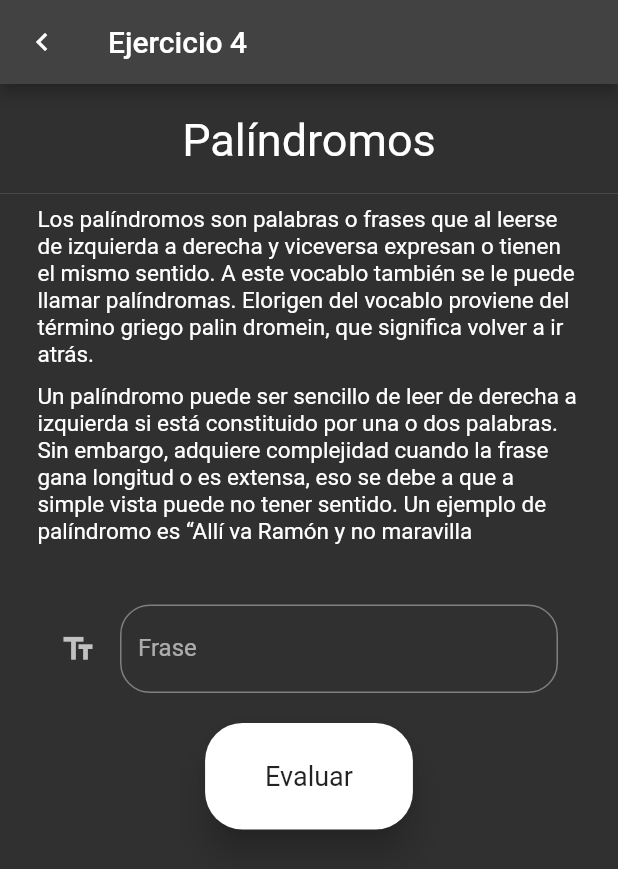
After one commit to lordivanba/Actividad2_P1, a Flutter app: the Ejercicio4Page screen opened by its route, on a phone screen of 412 x 824 dp. The commit adds this screen. Shown: the top 869 px of the screen. Run offline on Flutter 3.47's test engine with Material 2 defaults, Android fonts, the phone set to English and light mode, and no system bars; our stand-ins replace font_awesome_flutter; missing offline and left inert: dart:html.

Commit message:
fourth commit

```diff
--- a/lib/src/pages/ejercicio1.dart
+++ b/lib/src/pages/ejercicio1.dart
@@ -34,7 +34,7 @@ class _Ejercicio1PageState extends State<Ejercicio1Page> {
           children: [
             Center(
               child: Text(
-                'Calcular salario semanal',
+                'Calcular salario',
                 style: TextStyle(fontSize: 30.0, color: Colors.white),
               ),
             ),
@@ -165,7 +165,7 @@ class _Ejercicio1PageState extends State<Ejercicio1Page> {
                   shape: RoundedRectangleBorder(
                       borderRadius: BorderRadius.circular(25.0)),
                   padding:
-                      EdgeInsets.symmetric(horizontal: 40.0, vertical: 25.0),
+                      EdgeInsets.symmetric(horizontal: 40.0, vertical: 20.0),
                   elevation: 10.0,
                   textStyle: TextStyle(fontSize: 18.0),
                 ),
--- /dev/null
+++ b/lib/src/pages/ejercicio4.dart
@@ -0,0 +1,235 @@
+import 'dart:async';
+
+import 'package:flutter/material.dart';
+import 'package:flutter/services.dart';
+
+class Ejercicio4Page extends StatefulWidget {
+  Ejercicio4Page({Key? key}) : super(key: key);
+
+  @override
+  State<Ejercicio4Page> createState() => _Ejercicio4PageState();
+}
+
+class _Ejercicio4PageState extends State<Ejercicio4Page> {
+  final _formKey = GlobalKey<FormState>();
+  String _frase = '';
+
+  @override
+  Widget build(BuildContext context) {
+    return Scaffold(
+        appBar: AppBar(
+          title: Text('Ejercicio 4'),
+          leading: IconButton(
+              onPressed: () => Navigator.pushNamed(context, '/'),
+              icon: Icon(Icons.keyboard_arrow_left)),
+        ),
+        body: Form(
+            key: _formKey,
+            child: ListView(
+              padding: EdgeInsets.symmetric(vertical: 20.0),
+              children: [
+                Center(
+                  child: Text(
+                    'Palíndromos',
+                    style: TextStyle(fontSize: 30.0, color: Colors.white),
+                  ),
+                ),
+                SizedBox(height: 10.0),
+                Divider(),
+                Container(
+                  padding: EdgeInsets.symmetric(horizontal: 25.0),
+                  child: Text(
+                    'Los palíndromos son palabras o frases que al leerse de izquierda a derecha y viceversa expresan o tienen el mismo sentido. A este vocablo también se le puede llamar palíndromas. Elorigen del vocablo proviene del término griego palin dromein, que significa volver a ir atrás.',
+                    style:
+                        TextStyle(fontSize: 15.0, fontStyle: FontStyle.normal),
+                    textAlign: TextAlign.left,
+                  ),
+                ),
+                SizedBox(
+                  height: 10.0,
+                ),
+                Container(
+                  padding: EdgeInsets.symmetric(horizontal: 25.0),
+                  child: Text(
+                    'Un palíndromo puede ser sencillo de leer de derecha a izquierda si está constituido por una o dos palabras. Sin embargo, adquiere complejidad cuando la frase gana longitud o es extensa, eso se debe a que a simple vista puede no tener sentido. Un ejemplo de palíndromo es “Allí va Ramón y no maravilla',
+                    style:
+                        TextStyle(fontSize: 15.0, fontStyle: FontStyle.normal),
+                    textAlign: TextAlign.left,
+                  ),
+                ),
+                SizedBox(
+                  height: 40.0,
+                ),
+                Container(
+                  padding: EdgeInsets.only(left: 40.0, right: 40.0),
+                  child: TextFormField(
+                    keyboardType: TextInputType.text,
+                    decoration: InputDecoration(
+                      border: OutlineInputBorder(
+                          borderRadius: BorderRadius.circular(20.0)),
+                      icon: Icon(Icons.text_fields),
+                      hintText: 'Ingrese una frase',
+                      labelText: 'Frase',
+                    ),
+                    validator: (value) {
+                      if (value == null || value.isEmpty) {
+                        return 'Por favor ingresa una frase';
+                      }
+                      return null;
+                    },
+                    onChanged: (value) => setState(() {
+                      _frase = value;
+                    }),
+                  ),
+                ),
+                SizedBox(height: 20.0),
+                Center(
+                  child: ElevatedButton(
+                    onPressed: () {
+                      if (_formKey.currentState!.validate()) {
+                        _evaluarFrase();
+                      }
+                    },
+                    child: Text('Evaluar'),
+                    style: ElevatedButton.styleFrom(
+                      primary: Colors.white,
+                      onPrimary: Colors.black87,
+                      shape: RoundedRectangleBorder(
+                          borderRadius: BorderRadius.circular(25.0)),
+                      padding: EdgeInsets.symmetric(
+                          horizontal: 40.0, vertical: 25.0),
+                      elevation: 10.0,
+                      textStyle: TextStyle(fontSize: 18.0),
+                    ),
+                  ),
+                )
+              ],
+            )));
+  }
+
+  void _evaluarFrase() {
+    int _cantidadPalabras = _frase.split(' ').length;
+    String _fraseLower = _frase
+        .toLowerCase()
+        .replaceAll(' ', '')
+        .replaceAll(new RegExp(r'[^\w\s]+'), '');
+    String _fraseInversa =
+        _fraseLower.split('').reversed.join().replaceAll(' ', '');
+
+    print(_cantidadPalabras);
+    if (_fraseInversa == _fraseLower) {
+      _alertaPalindromo(context);
+    } else {
+      _alertaNoPalindromo();
+    }
+
+    //   print('here');
+    //   String palabra, inverso, caracter;
+    //   int i;
+    //   int count = _frase.split(' ').length;
+
+    //   palabra = _frase.toLowerCase().replaceAll(' ', '');
+    //   i = palabra.length;
+    //   inverso = '';
+
+    //   for (int x = i - 1; x >= 0; x--) {
+    //     caracter = palabra.substring(x, 1);
+    //     inverso = inverso + caracter;
+    //   }
+
+    //   if (palabra == inverso) {
+    //     // _alertaPalindromo();
+    //     print('es palindromo');
+    //   } else {
+    //     // _alertaNoPalindromo();
+    //     print('no es palindromo');
+    //   }
+
+    //   // print(inverso);
+    // }
+
+    // void _alertaPalindromo() {
+    //   print('es palindromo');
+    // }
+
+    // void _alertaNoPalindromo() {
+    //   print('no es palindromo');
+    // }
+  }
+
+  Future _alertaPalindromo(context) {
+    return showDialog(
+        barrierDismissible: false,
+        context: context,
+        builder: (context) {
+          return AlertDialog(
+            shape: RoundedRectangleBorder(
+                borderRadius: BorderRadius.circular(25.0)),
+            title: Center(
+              child: Text(
+                'Resultado',
+                style: TextStyle(fontWeight: FontWeight.bold, fontSize: 30.0),
+              ),
+            ),
+            content: Column(
+              mainAxisSize: MainAxisSize.min,
+              children: [
+                Text('La palabra es palíndroma'),
+                SizedBox(
+                  height: 15.0,
+                ),
+                ElevatedButton.icon(
+                  onPressed: () {
+                    Navigator.pushNamed(context, 'ejercicio4');
+                  },
+                  icon: Icon(Icons.done),
+                  label: Text('Ok'),
+                  style: ElevatedButton.styleFrom(
+                      padding: EdgeInsets.all(13.0),
+                      shape: RoundedRectangleBorder(
+                          borderRadius: BorderRadius.circular(12.0))),
+                ),
+              ],
+            ),
+          );
+        });
+  }
+
+  Future _alertaNoPalindromo() {
+    return showDialog(
+        barrierDismissible: false,
+        context: context,
+        builder: (context) {
+          return AlertDialog(
+            shape: RoundedRectangleBorder(
+                borderRadius: BorderRadius.circular(25.0)),
+            title: Center(
+              child: Text(
+                'Resultado',
+                style: TextStyle(fontWeight: FontWeight.bold, fontSize: 30.0),
+              ),
+            ),
+            content: Column(
+              mainAxisSize: MainAxisSize.min,
+              children: [
+                Text('La palabra no es palíndroma'),
+                SizedBox(
+                  height: 15.0,
+                ),
+                ElevatedButton.icon(
+                  onPressed: () {
+                    Navigator.pushNamed(context, 'ejercicio4');
+                  },
+                  icon: Icon(Icons.done),
+                  label: Text('Ok'),
+                  style: ElevatedButton.styleFrom(
+                      padding: EdgeInsets.all(13.0),
+                      shape: RoundedRectangleBorder(
+                          borderRadius: BorderRadius.circular(12.0))),
+                ),
+              ],
+            ),
+          );
+        });
+  }
+}
--- a/lib/src/pages/home_page.dart
+++ b/lib/src/pages/home_page.dart
@@ -58,6 +58,9 @@ class HomePage extends StatelessWidget {
             ),
             trailing: Icon(Icons.keyboard_arrow_right),
             leading: Icon(Icons.task_alt),
+            onTap: () {
+              Navigator.pushNamed(context, 'ejercicio4');
+            },
           ),
         ],
       ),
--- a/lib/src/routes/routes.dart
+++ b/lib/src/routes/routes.dart
@@ -1,6 +1,7 @@
 import 'package:actividad2/src/pages/ejercicio1.dart';
 import 'package:actividad2/src/pages/ejercicio2.dart';
 import 'package:actividad2/src/pages/ejercicio3.dart';
+import 'package:actividad2/src/pages/ejercicio4.dart';
 import 'package:actividad2/src/pages/home_page.dart';
 import 'package:flutter/material.dart';
 
@@ -10,5 +11,6 @@ getApplicationRoutes() {
     'ejercicio1': (BuildContext context) => Ejercicio1Page(),
     'ejercicio2': (BuildContext context) => Ejercicio2Page(),
     'ejercicio3': (BuildContext context) => Ejercicio3Page(),
+    'ejercicio4': (BuildContext context) => Ejercicio4Page(),
   };
 }
```
Also changed, not shown: lib/main.dart (+8 -0 lines), lib/src/pages/ejercicio3.dart (+5 -2 lines).
